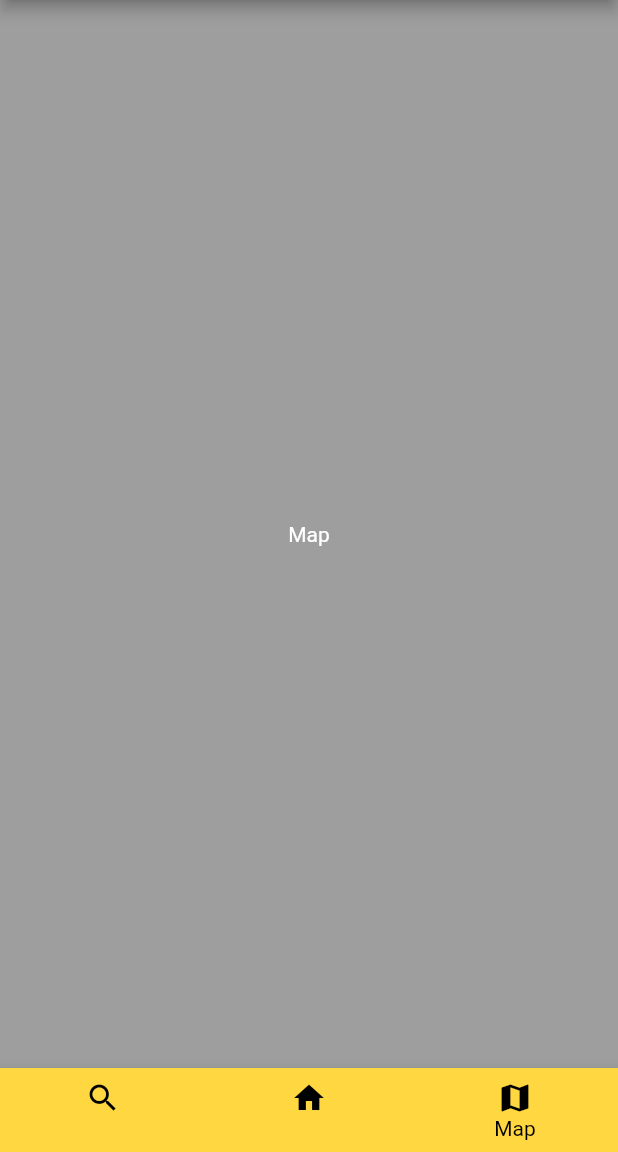
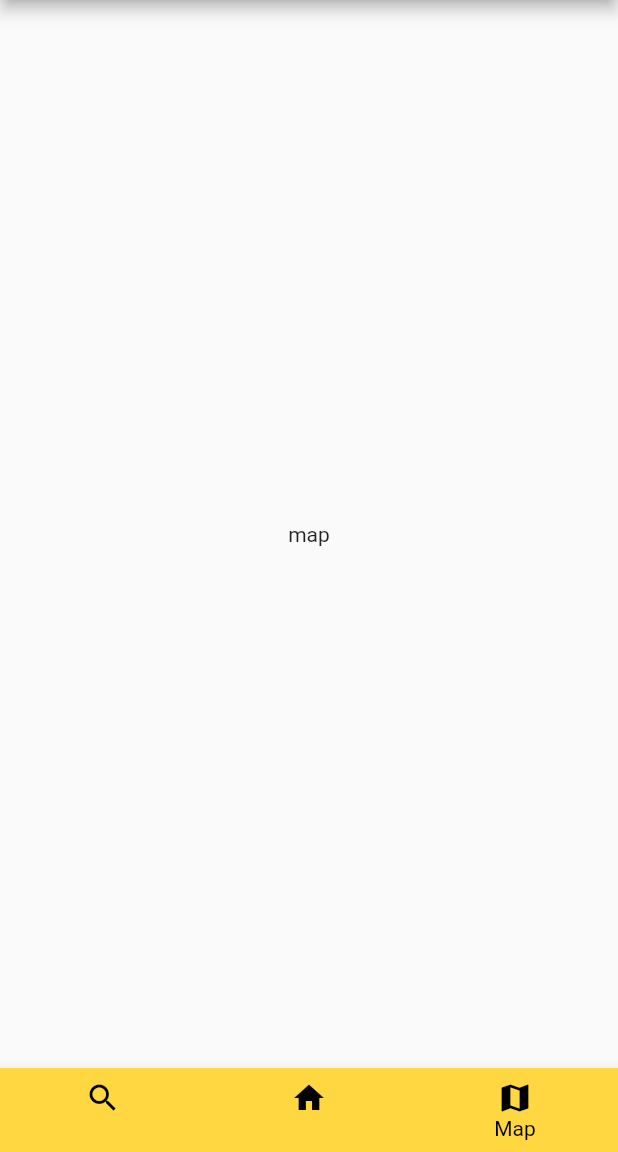
Before and after one commit to cpt-lecras/radik_project, a Flutter app: the screen it shows after launch, item 3 of the bottom bar chosen, on a phone screen of 412 x 824 dp, the part 84-1236 px from its top. Run offline on Flutter 3.47's test engine with Material 2 defaults, Android fonts, the phone set to English and light mode, and no system bars.

Commit message:
Map.dart

```diff
--- a/lib/main.dart
+++ b/lib/main.dart
@@ -1,4 +1,6 @@
 import 'package:flutter/material.dart';
+export 'map.dart';
+import 'map.dart';
 
 void main() => runApp(const MyApp());
 
@@ -36,10 +38,7 @@ class _HomePage extends State<HomePage> {
       'Home',
       style: optionStyle,
     ),
-    Text(
-      'Map',
-      style: optionStyle,
-    ),
+    Map(),
   ];
 
   void onItemTapped(int index) {
--- a/lib/map.dart
+++ b/lib/map.dart
@@ -0,0 +1,22 @@
+import 'package:flutter/material.dart';
+
+class Map extends StatefulWidget{
+  const Map({super.key});
+
+  @override
+  State<Map> createState() => _Map();
+}
+
+class _Map extends State<Map>{
+  @override
+  Widget build(BuildContext context){
+    return const MaterialApp(
+      home: Scaffold(
+        body: Center(
+          child: Text('map'),
+      ),
+    ),
+    );
+  }
+
+}
```
